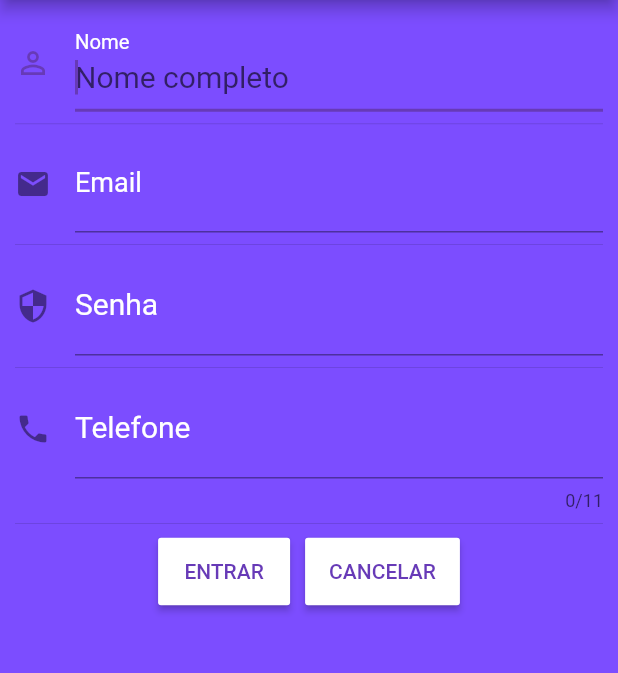
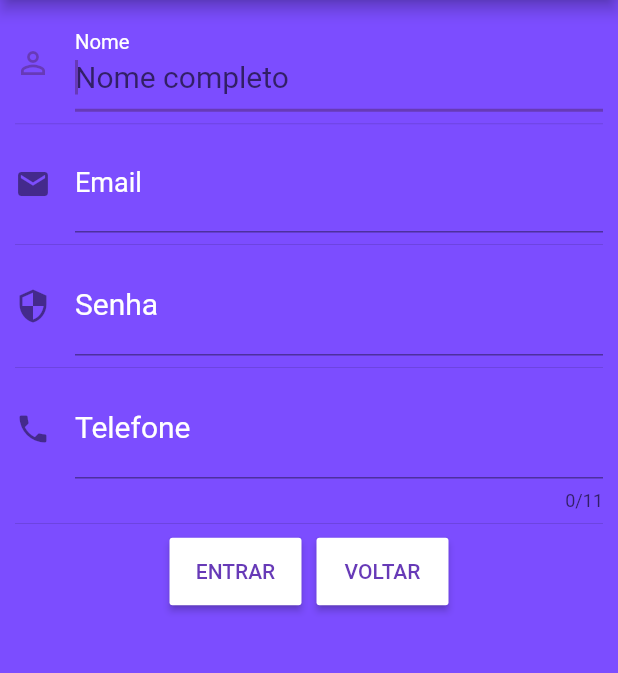
Before and after one commit to Fabricio-Ferreira/flutter_form, a Flutter app: the screen it shows after launch, on a phone screen of 412 x 824 dp, the part 84-757 px from its top. Run offline on Flutter 3.47's test engine with Material 2 defaults, Android fonts, the phone set to English and light mode, and no system bars.

Commit message:
teste commit

```diff
--- a/lib/src/pages/login_page.dart
+++ b/lib/src/pages/login_page.dart
@@ -142,7 +142,7 @@ class _LoginPageState extends State<LoginPage> {
                       height: 45,
                       child: RaisedButton(
                         onPressed: () { _limparCampos(); },
-                        child: Text('CANCELAR',
+                        child: Text('VOLTAR',
                           style: TextStyle(color: Colors.deepPurple),
                         ),
                         color: Colors.white,
```
